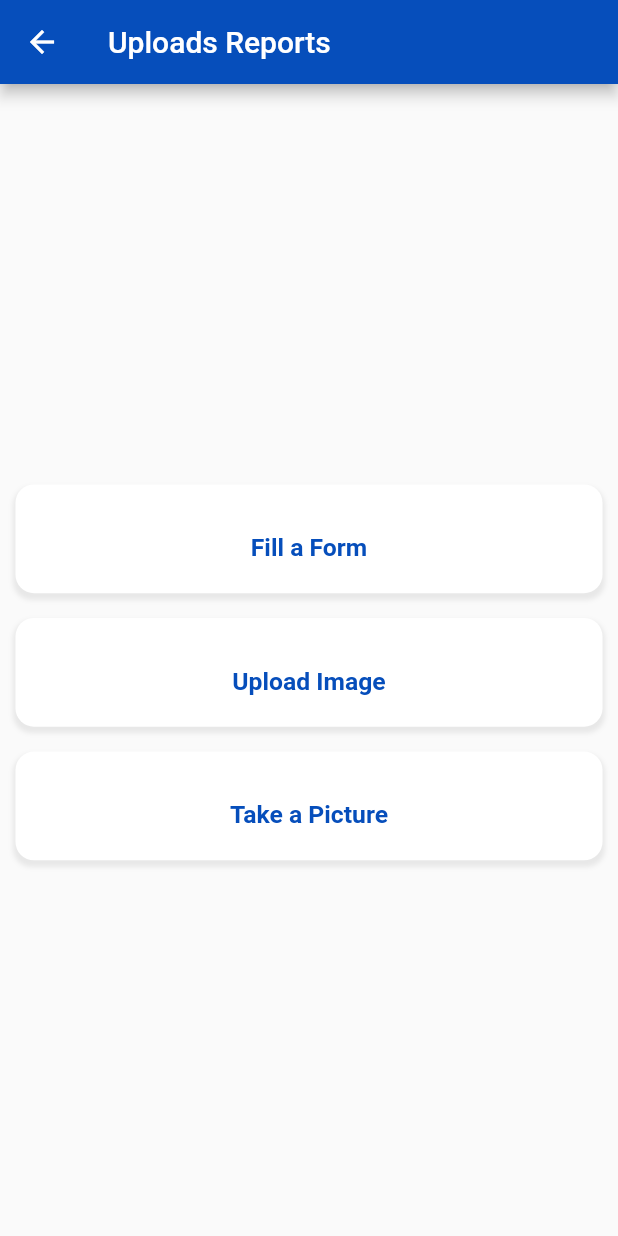
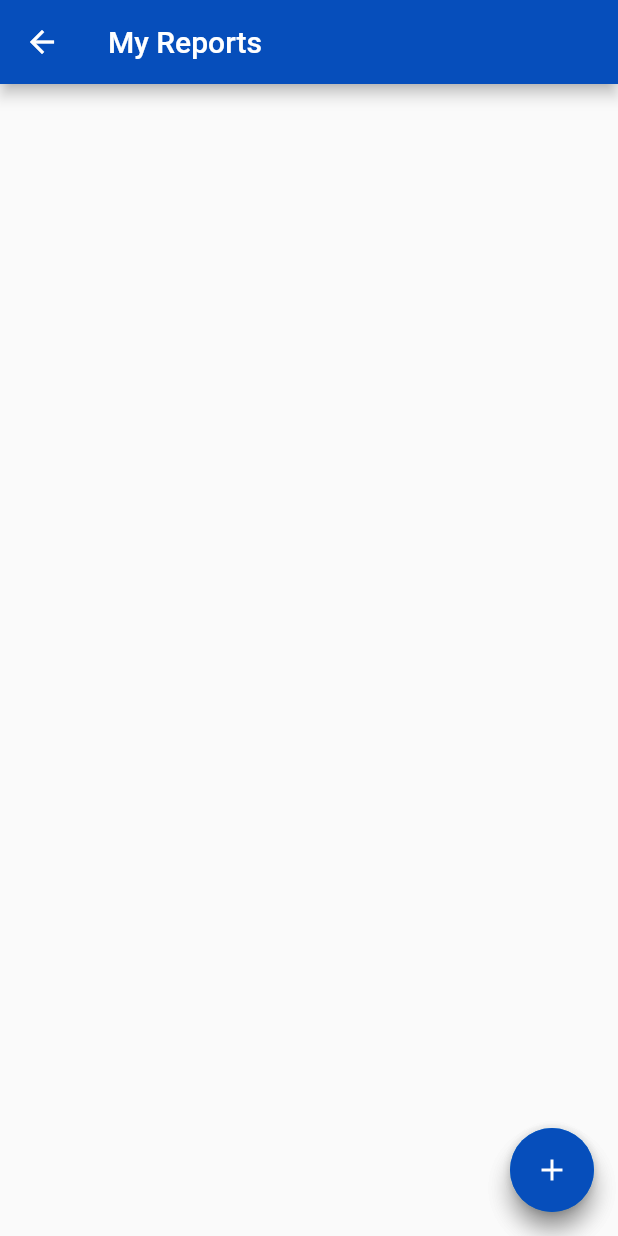
Before and after one commit to shahzebnaqvi/Medical_App, a Flutter app: the MyReports screen opened directly, on a phone screen of 412 x 824 dp. Run offline on Flutter 3.47's test engine with Material 2 defaults, Android fonts, the phone set to English and light mode, and no system bars; drawn by our look-alikes of flutter_speed_dial; our stand-ins replace carousel_slider, get, lottie.

Commit message:
My report popup floating button

```diff
--- a/lib/Screens/maintools/myreports.dart
+++ b/lib/Screens/maintools/myreports.dart
@@ -1,28 +1,68 @@
 import 'package:flutter/material.dart';
+import 'package:flutter_speed_dial/flutter_speed_dial.dart';
 import 'package:medical_app/Constants/constants.dart';
+import 'package:medical_app/Screens/maintools/maintoolssubscreens/formreportupload.dart';
 
 class MyReports extends StatelessWidget {
   const MyReports({Key? key}) : super(key: key);
 
   @override
   Widget build(BuildContext context) {
+    var isDialOpen = ValueNotifier<bool>(false);
+
     return Scaffold(
         appBar: AppBar(
           backgroundColor: Constants.mainColor,
-        title: Text('Uploads Reports'),
+          title: Text('My Reports'),
         ),
         body: Center(
           child: Column(
             mainAxisAlignment: MainAxisAlignment.center,
+            children: [],
+          ),
+        ),
+        floatingActionButton: FloatingActionButton(
+          onPressed: () {},
+          child: SpeedDial(
+            openCloseDial: isDialOpen,
+
+            animatedIcon: AnimatedIcons.add_event,
+            // openCloseDial: isDialOpen,
+            backgroundColor: Constants.mainColor,
+            // overlayColor: Colors.grey,
+            // overlayOpacity: 0.5,
+            spacing: 15,
+            spaceBetweenChildren: 15,
+            closeManually: true,
             children: [
-            InkWell(onTap: () {}, child: buttonreport(context, "Fill a Form")),
-            InkWell(onTap: () {}, child: buttonreport(context, "Upload Image")),
-            InkWell(
-                onTap: () {}, child: buttonreport(context, "Take a Picture"))
+              SpeedDialChild(
+                  child: Icon(Icons.share_rounded),
+                  label: 'Fill a Form',
+                  backgroundColor: Colors.blue,
+                  onTap: () {
+                    isDialOpen.value = false;
+                    Navigator.push(
+                        context,
+                        MaterialPageRoute(
+                            builder: (context) => FormReportUpload()));
+                  }),
+              SpeedDialChild(
+                  child: Icon(Icons.mail),
+                  label: 'Upload Image',
+                  onTap: () {
+                    print('Mail Tapped');
+                    isDialOpen.value = false;
+                  }),
+              SpeedDialChild(
+                  child: Icon(Icons.copy),
+                  label: 'Take a Picture',
+                  onTap: () {
+                    print('Take a Picture');
+                    isDialOpen.value = false;
+                  }),
             ],
           ),
-      ),
-    );
+        ));
   }
 }
 
--- a/pubspec.yaml
+++ b/pubspec.yaml
@@ -33,6 +33,8 @@ dependencies:
   get: ^4.6.1
   lottie: ^1.2.2
   carousel_slider: ^4.0.0
+  flutter_speed_dial: ^5.0.0+1
+
   # The following adds the Cupertino Icons font to your application.
   # Use with the CupertinoIcons class for iOS style icons.
   cupertino_icons: ^1.0.2
```
Also changed, not shown: lib/Screens/maintools/maintoolssubscreens/formreportupload.dart (+84 -3 lines), lib/Screens/maintools/myhistory.dart (+49 -47 lines), pubspec.lock. Lines whose indentation alone changed are shown as unchanged.
